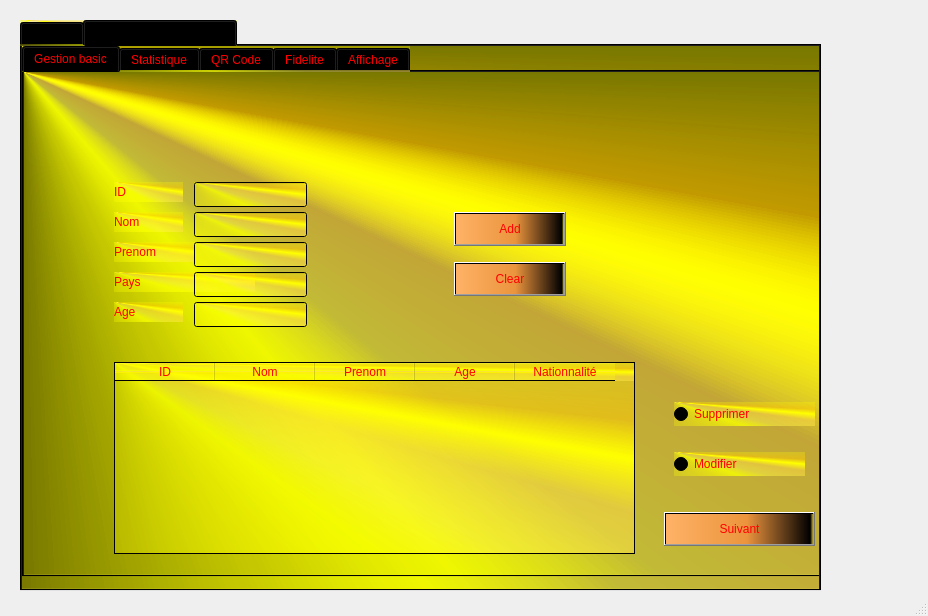
Old version of the form mainwindow.ui in the repository nassim44/olymic_games_2A21.
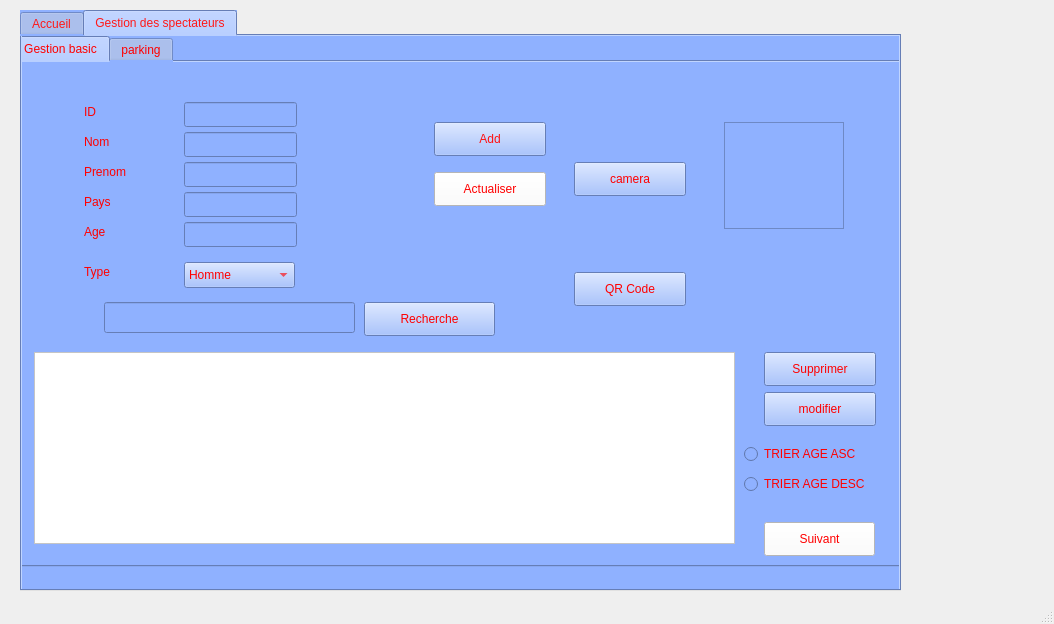
New version of the form. The open tabs and pages were chosen to show the change. Icons and pictures are not drawn.

Diff of the .ui file:
```diff
--- a/mainwindow.ui
+++ b/mainwindow.ui
@@ -6,8 +6,8 @@
    <rect>
     <x>0</x>
     <y>0</y>
-    <width>928</width>
-    <height>616</height>
+    <width>1054</width>
+    <height>624</height>
    </rect>
   </property>
   <property name="windowTitle">
@@ -18,13 +18,16 @@
     <property name="geometry">
      <rect>
       <x>20</x>
-      <y>20</y>
-      <width>801</width>
-      <height>571</height>
+      <y>10</y>
+      <width>881</width>
+      <height>581</height>
      </rect>
     </property>
     <property name="styleSheet">
-     <string notr="true">background-color: qconicalgradient(cx:0, cy:0, angle:135, stop:0 rgba(255, 255, 0, 69), stop:0.375 rgba(255, 255, 0, 69), stop:0.423533 rgba(251, 255, 0, 145), stop:0.45 rgba(247, 255, 0, 208), stop:0.477581 rgba(255, 244, 71, 130), stop:0.518717 rgba(255, 218, 71, 130), stop:0.55 rgba(255, 255, 0, 255), stop:0.57754 rgba(255, 203, 0, 130), stop:0.625 rgba(255, 255, 0, 69), stop:1 rgba(255, 255, 0, 69));</string>
+     <string notr="true">color: rgb(213, 255, 144);
+font: 6pt &quot;Terminal&quot;;
+background-color: rgb(143, 177, 255);
+color: rgb(255, 24, 24);</string>
     </property>
     <property name="currentIndex">
      <number>0</number>
@@ -129,9 +132,9 @@
      <widget class="QTabWidget" name="tabWidget_2">
       <property name="geometry">
        <rect>
-        <x>0</x>
+        <x>-10</x>
         <y>0</y>
-        <width>851</width>
+        <width>961</width>
         <height>531</height>
        </rect>
       </property>
@@ -148,8 +151,8 @@
        <widget class="QLabel" name="label_3">
         <property name="geometry">
          <rect>
-          <x>90</x>
-          <y>110</y>
+          <x>70</x>
+          <y>40</y>
           <width>69</width>
           <height>20</height>
          </rect>
@@ -164,8 +167,8 @@
        <widget class="QLabel" name="label_4">
         <property name="geometry">
          <rect>
-          <x>90</x>
-          <y>140</y>
+          <x>70</x>
+          <y>70</y>
           <width>69</width>
           <height>20</height>
          </rect>
@@ -180,8 +183,8 @@
        <widget class="QLabel" name="label_5">
         <property name="geometry">
          <rect>
-          <x>90</x>
-          <y>170</y>
+          <x>70</x>
+          <y>100</y>
           <width>81</width>
           <height>20</height>
          </rect>
@@ -196,8 +199,8 @@
        <widget class="QLabel" name="label_7">
         <property name="geometry">
          <rect>
-          <x>90</x>
-          <y>230</y>
+          <x>70</x>
+          <y>160</y>
           <width>69</width>
           <height>20</height>
          </rect>
@@ -209,11 +212,11 @@
          <string>Age</string>
         </property>
        </widget>
-       <widget class="QLineEdit" name="lineEdit_3">
+       <widget class="QLineEdit" name="lineEdit_id">
         <property name="geometry">
          <rect>
           <x>170</x>
-          <y>110</y>
+          <y>40</y>
           <width>113</width>
           <height>25</height>
          </rect>
@@ -223,7 +226,7 @@
         <property name="geometry">
          <rect>
           <x>170</x>
-          <y>230</y>
+          <y>160</y>
           <width>113</width>
           <height>25</height>
          </rect>
@@ -233,7 +236,7 @@
         <property name="geometry">
          <rect>
           <x>170</x>
-          <y>170</y>
+          <y>100</y>
           <width>113</width>
           <height>25</height>
          </rect>
@@ -243,7 +246,7 @@
         <property name="geometry">
          <rect>
           <x>170</x>
-          <y>140</y>
+          <y>70</y>
           <width>113</width>
           <height>25</height>
          </rect>
@@ -252,9 +255,9 @@
        <widget class="QLabel" name="label_9">
         <property name="geometry">
          <rect>
-          <x>90</x>
-          <y>200</y>
-          <width>141</width>
+          <x>70</x>
+          <y>130</y>
+          <width>61</width>
           <height>20</height>
          </rect>
         </property>
@@ -269,7 +272,7 @@
         <property name="geometry">
          <rect>
           <x>170</x>
-          <y>200</y>
+          <y>130</y>
           <width>113</width>
           <height>25</height>
          </rect>
@@ -278,15 +281,15 @@
        <widget class="QPushButton" name="pushButton_3">
         <property name="geometry">
          <rect>
-          <x>430</x>
-          <y>140</y>
+          <x>420</x>
+          <y>60</y>
           <width>112</width>
           <height>34</height>
          </rect>
         </property>
         <property name="styleSheet">
-         <string notr="true">color: rgb(255, 0, 0);
-background-color: qlineargradient(spread:pad, x1:0, y1:0, x2:1, y2:0, stop:0 rgba(255, 178, 102, 255), stop:0.55 rgba(235, 148, 61, 255), stop:0.98 rgba(0, 0, 0, 255), stop:1 rgba(0, 0, 0, 0));</string>
+         <string notr="true">color: rgb(255, 255, 255);
+color: rgb(255, 17, 17);</string>
         </property>
         <property name="text">
          <string>Add</string>
@@ -295,199 +298,328 @@
        <widget class="QPushButton" name="pushButton_4">
         <property name="geometry">
          <rect>
-          <x>430</x>
-          <y>190</y>
+          <x>420</x>
+          <y>110</y>
           <width>112</width>
           <height>34</height>
          </rect>
         </property>
         <property name="styleSheet">
-         <string notr="true">color: rgb(255, 0, 0);
-background-color: qlineargradient(spread:pad, x1:0, y1:0, x2:1, y2:0, stop:0 rgba(255, 178, 102, 255), stop:0.55 rgba(235, 148, 61, 255), stop:0.98 rgba(0, 0, 0, 255), stop:1 rgba(0, 0, 0, 0));</string>
+         <string notr="true">background-color: rgb(255, 255, 255);</string>
         </property>
         <property name="text">
-         <string>Clear</string>
+         <string>Actualiser</string>
         </property>
         <property name="autoRepeat">
          <bool>false</bool>
         </property>
        </widget>
-       <widget class="QTableWidget" name="tableWidget_2">
+       <widget class="QPushButton" name="pushButton_5">
         <property name="geometry">
          <rect>
-          <x>90</x>
+          <x>750</x>
+          <y>460</y>
+          <width>111</width>
+          <height>34</height>
+         </rect>
+        </property>
+        <property name="styleSheet">
+         <string notr="true">background-color: rgb(255, 255, 255);
+
+
+</string>
+        </property>
+        <property name="text">
+         <string>Suivant</string>
+        </property>
+       </widget>
+       <widget class="QTableView" name="tableView">
+        <property name="geometry">
+         <rect>
+          <x>20</x>
           <y>290</y>
-          <width>521</width>
+          <width>701</width>
           <height>192</height>
          </rect>
         </property>
-        <column>
-         <property name="text">
-          <string>ID</string>
-         </property>
-        </column>
-        <column>
-         <property name="text">
-          <string>Nom</string>
-         </property>
-        </column>
-        <column>
-         <property name="text">
-          <string>Prenom</string>
-         </property>
-        </column>
-        <column>
-         <property name="text">
-          <string>Age</string>
-         </property>
-        </column>
-        <column>
-         <property name="text">
-          <string>Nationnalité</string>
-         </property>
-        </column>
+        <property name="styleSheet">
+         <string notr="true">background-color: rgb(255, 255, 255);</string>
+        </property>
        </widget>
-       <widget class="QRadioButton" name="radioButton">
+       <widget class="QPushButton" name="pushButton_supprimer">
         <property name="geometry">
          <rect>
-          <x>650</x>
-          <y>330</y>
-          <width>141</width>
-          <height>24</height>
+          <x>750</x>
+          <y>290</y>
+          <width>112</width>
+          <height>34</height>
          </rect>
         </property>
-        <property name="styleSheet">
-         <string notr="true">font: 8pt &quot;Terminal&quot;;</string>
-        </property>
         <property name="text">
          <string>Supprimer</string>
         </property>
        </widget>
-       <widget class="QRadioButton" name="radioButton_2">
+       <widget class="QPushButton" name="pushButton_6">
         <property name="geometry">
          <rect>
-          <x>650</x>
+          <x>750</x>
+          <y>330</y>
+          <width>112</width>
+          <height>34</height>
+         </rect>
+        </property>
+        <property name="text">
+         <string>modifier</string>
+        </property>
+       </widget>
+       <widget class="QLineEdit" name="lineEdit_3">
+        <property name="geometry">
+         <rect>
+          <x>90</x>
+          <y>240</y>
+          <width>251</width>
+          <height>31</height>
+         </rect>
+        </property>
+       </widget>
+       <widget class="QPushButton" name="pushButton_9">
+        <property name="geometry">
+         <rect>
+          <x>350</x>
+          <y>240</y>
+          <width>131</width>
+          <height>34</height>
+         </rect>
+        </property>
+        <property name="text">
+         <string>Recherche</string>
+        </property>
+       </widget>
+       <widget class="QRadioButton" name="radioButton">
+        <property name="geometry">
+         <rect>
+          <x>730</x>
           <y>380</y>
-          <width>131</width>
-          <height>24</height>
-         </rect>
-        </property>
-        <property name="styleSheet">
-         <string notr="true">font: 8pt &quot;Terminal&quot;;</string>
-        </property>
-        <property name="text">
-         <string>Modifier</string>
-        </property>
-       </widget>
-       <widget class="QPushButton" name="pushButton_5">
-        <property name="geometry">
-         <rect>
-          <x>640</x>
-          <y>440</y>
           <width>151</width>
-          <height>34</height>
+          <height>24</height>
          </rect>
         </property>
-        <property name="styleSheet">
-         <string notr="true">background-color: qlineargradient(spread:pad, x1:0, y1:0, x2:1, y2:0, stop:0 rgba(255, 178, 102, 255), stop:0.55 rgba(235, 148, 61, 255), stop:0.98 rgba(0, 0, 0, 255), stop:1 rgba(0, 0, 0, 0));
-
-
-
-</string>
+        <property name="text">
+         <string>TRIER AGE ASC</string>
         </property>
+       </widget>
+       <widget class="QRadioButton" name="radioButton_2">
+        <property name="geometry">
+         <rect>
+          <x>730</x>
+          <y>410</y>
+          <width>141</width>
+          <height>24</height>
+         </rect>
+        </property>
         <property name="text">
-         <string>Suivant</string>
+         <string>TRIER AGE DESC</string>
         </property>
        </widget>
-      </widget>
-      <widget class="QWidget" name="tab_5">
-       <attribute name="title">
-        <string>Statistique</string>
-       </attribute>
-       <widget class="QLabel" name="label_10">
+       <widget class="QComboBox" name="comboBox">
         <property name="geometry">
          <rect>
-          <x>20</x>
-          <y>40</y>
-          <width>101</width>
+          <x>170</x>
+          <y>200</y>
+          <width>111</width>
+          <height>26</height>
+         </rect>
+        </property>
+        <item>
+         <property name="text">
+          <string>Homme</string>
+         </property>
+        </item>
+        <item>
+         <property name="text">
+          <string>Femme</string>
+         </property>
+        </item>
+        <item>
+         <property name="text">
+          <string>Enfant</string>
+         </property>
+        </item>
+       </widget>
+       <widget class="QLabel" name="label_6">
+        <property name="geometry">
+         <rect>
+          <x>70</x>
+          <y>200</y>
+          <width>69</width>
           <height>20</height>
          </rect>
         </property>
+        <property name="styleSheet">
+         <string notr="true">font: 8pt &quot;Terminal&quot;;</string>
+        </property>
         <property name="text">
-         <string>ID spectateur</string>
+         <string>Type</string>
         </property>
        </widget>
-       <widget class="QLineEdit" name="lineEdit_10">
+       <widget class="QScrollArea" name="scrollArea">
         <property name="geometry">
          <rect>
-          <x>140</x>
-          <y>34</y>
-          <width>113</width>
-          <height>31</height>
+          <x>710</x>
+          <y>60</y>
+          <width>120</width>
+          <height>107</height>
          </rect>
         </property>
+        <property name="widgetResizable">
+         <bool>true</bool>
+        </property>
+        <widget class="QWidget" name="scrollAreaWidgetContents">
+         <property name="geometry">
+          <rect>
+           <x>0</x>
+           <y>0</y>
+           <width>118</width>
+           <height>105</height>
+          </rect>
+         </property>
+        </widget>
        </widget>
-       <widget class="QPushButton" name="pushButton_2">
+       <widget class="QPushButton" name="aaa">
         <property name="geometry">
          <rect>
-          <x>271</x>
-          <y>33</y>
-          <width>101</width>
-          <height>31</height>
+          <x>560</x>
+          <y>100</y>
+          <width>112</width>
+          <height>34</height>
          </rect>
         </property>
         <property name="text">
-         <string>Ajouter</string>
+         <string>camera</string>
         </property>
        </widget>
-       <widget class="QTableWidget" name="tableWidget">
+       <widget class="QPushButton" name="QR">
         <property name="geometry">
          <rect>
-          <x>20</x>
-          <y>120</y>
-          <width>531</width>
-          <height>351</height>
+          <x>560</x>
+          <y>210</y>
+          <width>112</width>
+          <height>34</height>
          </rect>
         </property>
-        <attribute name="horizontalHeaderDefaultSectionSize">
-         <number>130</number>
-        </attribute>
-        <column>
-         <property name="text">
-          <string>ID spectateur</string>
-         </property>
-        </column>
-        <column>
-         <property name="text">
-          <string>Sexe</string>
-         </property>
-        </column>
-        <column>
-         <property name="text">
-          <string>Age</string>
-         </property>
-        </column>
-        <column>
-         <property name="text">
-          <string>Position</string>
-         </property>
-        </column>
+        <property name="text">
+         <string>QR Code</string>
+        </property>
+       </widget>
+       <widget class="QLabel" name="QRCODE_3">
+        <property name="geometry">
+         <rect>
+          <x>710</x>
+          <y>190</y>
+          <width>151</width>
+          <height>91</height>
+         </rect>
+        </property>
+        <property name="text">
+         <string/>
+        </property>
        </widget>
       </widget>
       <widget class="QWidget" name="tab_6">
        <attribute name="title">
-        <string>QR Code</string>
+        <string>parking</string>
        </attribute>
-      </widget>
-      <widget class="QWidget" name="tab_7">
-       <attribute name="title">
-        <string>Fidelite</string>
-       </attribute>
-      </widget>
-      <widget class="QWidget" name="tab_4">
-       <attribute name="title">
-        <string>Affichage</string>
-       </attribute>
+       <widget class="QPushButton" name="pushButton_open">
+        <property name="geometry">
+         <rect>
+          <x>240</x>
+          <y>70</y>
+          <width>131</width>
+          <height>51</height>
+         </rect>
+        </property>
+        <property name="text">
+         <string>Ouvrir Barriere</string>
+        </property>
+       </widget>
+       <widget class="QPushButton" name="pushButton_close">
+        <property name="geometry">
+         <rect>
+          <x>430</x>
+          <y>70</y>
+          <width>131</width>
+          <height>51</height>
+         </rect>
+        </property>
+        <property name="text">
+         <string>Fermer Barriere</string>
+        </property>
+       </widget>
+       <widget class="QPushButton" name="pushButton_close_2">
+        <property name="geometry">
+         <rect>
+          <x>270</x>
+          <y>160</y>
+          <width>61</width>
+          <height>34</height>
+         </rect>
+        </property>
+        <property name="text">
+         <string>+</string>
+        </property>
+       </widget>
+       <widget class="QPushButton" name="pushButton_moin">
+        <property name="geometry">
+         <rect>
+          <x>460</x>
+          <y>160</y>
+          <width>51</width>
+          <height>34</height>
+         </rect>
+        </property>
+        <property name="text">
+         <string>-</string>
+        </property>
+       </widget>
+       <widget class="QLabel" name="label_8">
+        <property name="geometry">
+         <rect>
+          <x>18</x>
+          <y>170</y>
+          <width>191</width>
+          <height>20</height>
+         </rect>
+        </property>
+        <property name="text">
+         <string>Modifier Nombres Places</string>
+        </property>
+       </widget>
+       <widget class="QLabel" name="label_10">
+        <property name="geometry">
+         <rect>
+          <x>60</x>
+          <y>230</y>
+          <width>111</width>
+          <height>20</height>
+         </rect>
+        </property>
+        <property name="text">
+         <string>Etat Barriere</string>
+        </property>
+       </widget>
+       <widget class="QLabel" name="label_12">
+        <property name="geometry">
+         <rect>
+          <x>270</x>
+          <y>230</y>
+          <width>69</width>
+          <height>20</height>
+         </rect>
+        </property>
+        <property name="text">
+         <string>En bas</string>
+        </property>
+       </widget>
       </widget>
      </widget>
     </widget>
```
Left out of the diff: 28 changed lines with no effect on the pictures.
